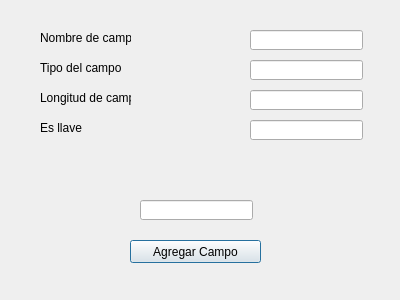
The window that registros.ui (Denisse23/ProyectoArchivos) describes before a commit, drawn with Qt 5.
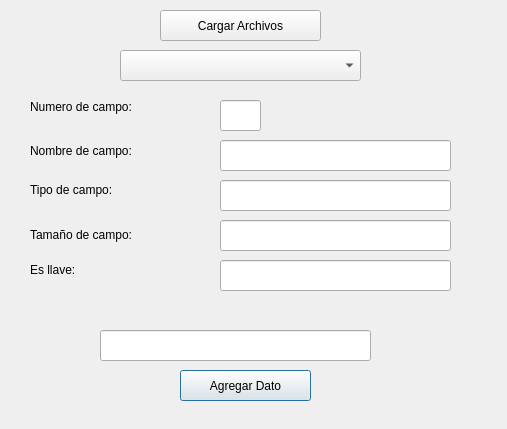
The same window after the commit.

What changed in the file:
```diff
--- a/registros.ui
+++ b/registros.ui
@@ -6,8 +6,8 @@
    <rect>
     <x>0</x>
     <y>0</y>
-    <width>400</width>
-    <height>300</height>
+    <width>507</width>
+    <height>429</height>
    </rect>
   </property>
   <property name="windowTitle">
@@ -16,85 +16,100 @@
   <widget class="QPushButton" name="boton_agregar_campo">
    <property name="geometry">
     <rect>
-     <x>130</x>
-     <y>240</y>
+     <x>180</x>
+     <y>370</y>
      <width>131</width>
-     <height>23</height>
+     <height>31</height>
     </rect>
    </property>
    <property name="text">
-    <string>Agregar Campo</string>
+    <string>Agregar Dato</string>
    </property>
   </widget>
   <widget class="QLabel" name="nombreCampo">
    <property name="geometry">
     <rect>
-     <x>40</x>
-     <y>30</y>
-     <width>91</width>
+     <x>30</x>
+     <y>100</y>
+     <width>151</width>
      <height>16</height>
     </rect>
    </property>
    <property name="text">
-    <string>&lt;html&gt;&lt;head/&gt;&lt;body&gt;&lt;p&gt;Nombre de campo&lt;/p&gt;&lt;/body&gt;&lt;/html&gt;</string>
+    <string>&lt;html&gt;&lt;head/&gt;&lt;body&gt;&lt;p&gt;Numero de campo:&lt;br/&gt;&lt;/p&gt;&lt;/body&gt;&lt;/html&gt;</string>
    </property>
   </widget>
   <widget class="QLineEdit" name="entradaCampo">
    <property name="geometry">
     <rect>
-     <x>140</x>
-     <y>200</y>
-     <width>113</width>
-     <height>20</height>
+     <x>100</x>
+     <y>330</y>
+     <width>271</width>
+     <height>31</height>
     </rect>
    </property>
+   <property name="inputMask">
+    <string notr="true"/>
+   </property>
+   <property name="text">
+    <string/>
+   </property>
+   <property name="maxLength">
+    <number>32767</number>
+   </property>
+   <property name="echoMode">
+    <enum>QLineEdit::Normal</enum>
+   </property>
+   <property name="dragEnabled">
+    <bool>false</bool>
+   </property>
   </widget>
   <widget class="QLabel" name="nombreCampo_2">
    <property name="geometry">
     <rect>
-     <x>40</x>
-     <y>60</y>
-     <width>91</width>
-     <height>16</height>
+     <x>30</x>
+     <y>180</y>
+     <width>131</width>
+     <height>21</height>
     </rect>
    </property>
    <property name="text">
-    <string>&lt;html&gt;&lt;head/&gt;&lt;body&gt;&lt;p&gt;Tipo del campo&lt;/p&gt;&lt;/body&gt;&lt;/html&gt;</string>
+    <string>&lt;html&gt;&lt;head/&gt;&lt;body&gt;&lt;p&gt;Tipo de campo:&lt;/p&gt;&lt;/body&gt;&lt;/html&gt;</string>
    </property>
   </widget>
   <widget class="QLabel" name="nombreCampo_3">
    <property name="geometry">
     <rect>
-     <x>40</x>
-     <y>90</y>
-     <width>91</width>
-     <height>16</height>
+     <x>30</x>
+     <y>220</y>
+     <width>151</width>
+     <height>31</height>
     </rect>
    </property>
    <property name="text">
-    <string>&lt;html&gt;&lt;head/&gt;&lt;body&gt;&lt;p&gt;Longitud de campo&lt;/p&gt;&lt;/body&gt;&lt;/html&gt;</string>
+    <string>&lt;html&gt;&lt;head/&gt;&lt;body&gt;&lt;p&gt;Tamaño de campo:&lt;/p&gt;&lt;/body&gt;&lt;/html&gt;</string>
    </property>
   </widget>
   <widget class="QLabel" name="nombreCampo_4">
    <property name="geometry">
     <rect>
-     <x>40</x>
-     <y>120</y>
-     <width>91</width>
-     <height>16</height>
+     <x>30</x>
+     <y>260</y>
+     <width>131</width>
+     <height>21</height>
     </rect>
    </property>
    <property name="text">
-    <string>&lt;html&gt;&lt;head/&gt;&lt;body&gt;&lt;p&gt;Es llave&lt;/p&gt;&lt;/body&gt;&lt;/html&gt;</string>
+    <string>&lt;html&gt;&lt;head/&gt;&lt;body&gt;&lt;p&gt;Es llave:&lt;/p&gt;&lt;/body&gt;&lt;/html&gt;</string>
    </property>
   </widget>
   <widget class="QLineEdit" name="DisplayNombre">
    <property name="geometry">
     <rect>
-     <x>250</x>
-     <y>30</y>
-     <width>113</width>
-     <height>20</height>
+     <x>220</x>
+     <y>100</y>
+     <width>41</width>
+     <height>31</height>
     </rect>
    </property>
    <property name="readOnly">
@@ -104,10 +119,10 @@
   <widget class="QLineEdit" name="DisplayTipo">
    <property name="geometry">
     <rect>
-     <x>250</x>
-     <y>60</y>
-     <width>113</width>
-     <height>20</height>
+     <x>220</x>
+     <y>180</y>
+     <width>231</width>
+     <height>31</height>
     </rect>
    </property>
    <property name="readOnly">
@@ -117,10 +132,10 @@
   <widget class="QLineEdit" name="DisplayLongitud">
    <property name="geometry">
     <rect>
-     <x>250</x>
-     <y>90</y>
-     <width>113</width>
-     <height>20</height>
+     <x>220</x>
+     <y>220</y>
+     <width>231</width>
+     <height>31</height>
     </rect>
    </property>
    <property name="readOnly">
@@ -130,10 +145,59 @@
   <widget class="QLineEdit" name="DisplayLLave">
    <property name="geometry">
     <rect>
-     <x>250</x>
-     <y>120</y>
-     <width>113</width>
-     <height>20</height>
+     <x>220</x>
+     <y>260</y>
+     <width>231</width>
+     <height>31</height>
+    </rect>
+   </property>
+   <property name="readOnly">
+    <bool>true</bool>
+   </property>
+  </widget>
+  <widget class="QPushButton" name="pushButton">
+   <property name="geometry">
+    <rect>
+     <x>160</x>
+     <y>10</y>
+     <width>161</width>
+     <height>31</height>
+    </rect>
+   </property>
+   <property name="text">
+    <string>Cargar Archivos</string>
+   </property>
+  </widget>
+  <widget class="QComboBox" name="comboarchivos_registros">
+   <property name="geometry">
+    <rect>
+     <x>120</x>
+     <y>50</y>
+     <width>241</width>
+     <height>31</height>
+    </rect>
+   </property>
+  </widget>
+  <widget class="QLabel" name="nombreCampo_5">
+   <property name="geometry">
+    <rect>
+     <x>30</x>
+     <y>140</y>
+     <width>161</width>
+     <height>21</height>
+    </rect>
+   </property>
+   <property name="text">
+    <string>Nombre de campo:</string>
+   </property>
+  </widget>
+  <widget class="QLineEdit" name="lnombrecampo_archivos">
+   <property name="geometry">
+    <rect>
+     <x>220</x>
+     <y>140</y>
+     <width>231</width>
+     <height>31</height>
     </rect>
    </property>
    <property name="readOnly">
```
Left out of the diff: 10 changed lines with no effect on the pictures.
